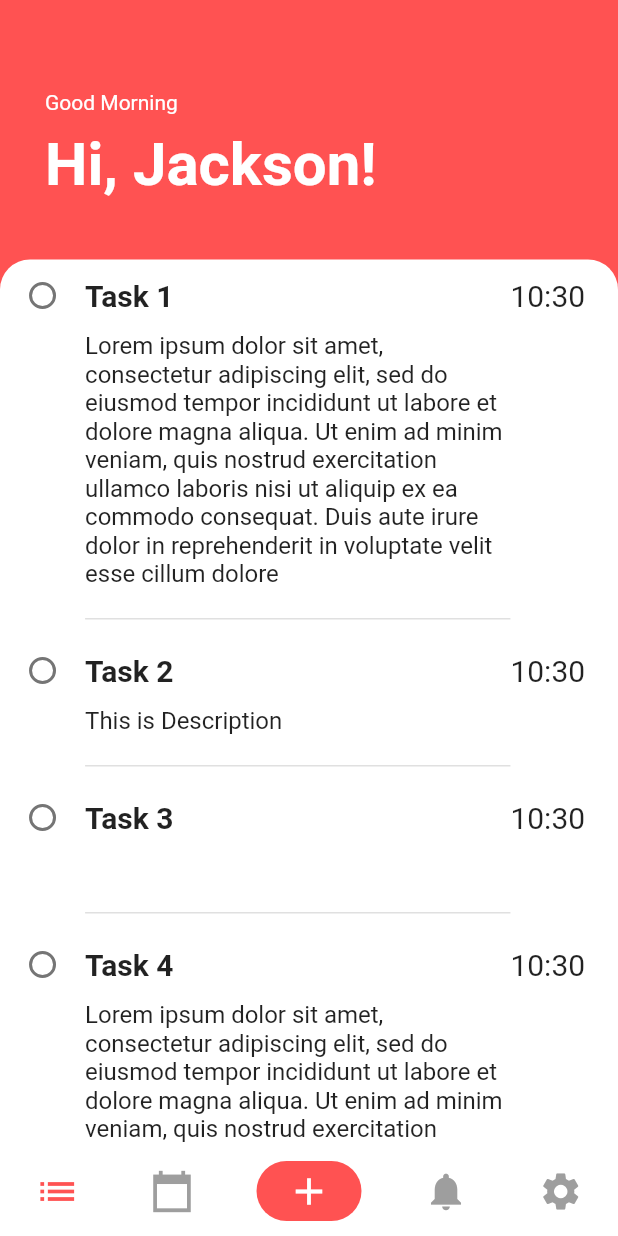
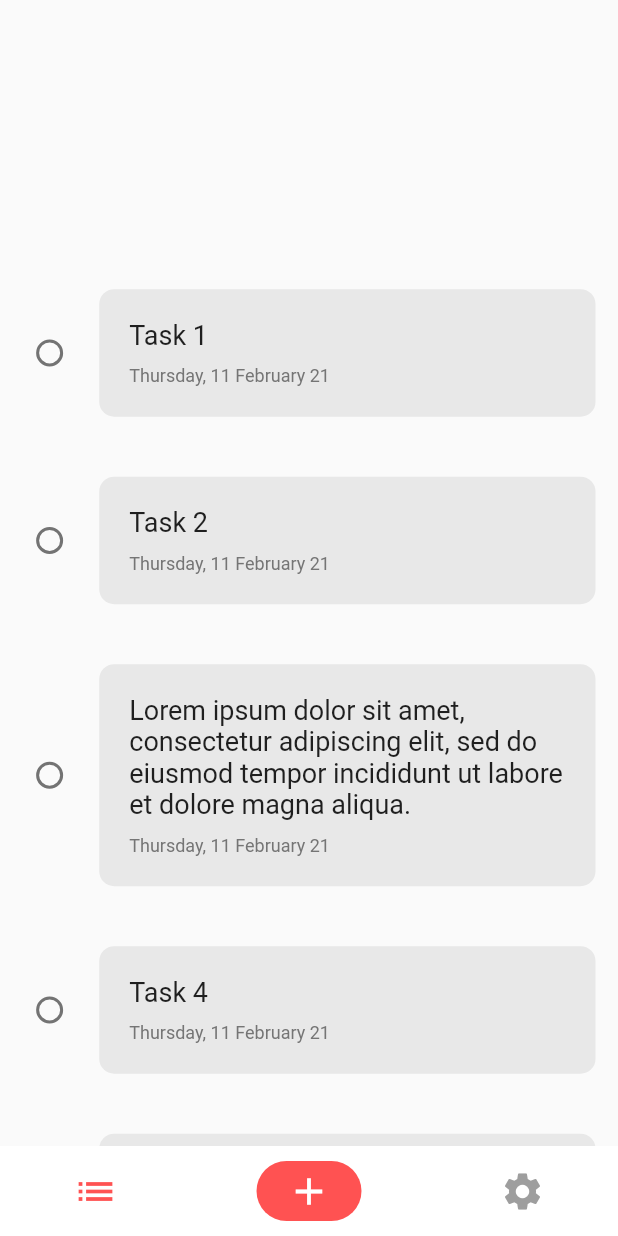
Before and after one commit to jacksonsuciadyy/todoeyid, a Flutter app: the screen it shows after launch, on a phone screen of 412 x 824 dp. Run offline on Flutter 3.47's test engine with Material 2 defaults, Android fonts, the phone set to English and light mode, and no system bars; our stand-ins replace circular_check_box.

Commit message:
Change Base UI Template

```diff
--- a/lib/models/tasks.dart
+++ b/lib/models/tasks.dart
@@ -4,15 +4,13 @@ import 'package:uuid/uuid.dart';
 class Task {
   String taskID;
   String name;
-  String description;
-  DateTime dueDate;
+  DateTime taskDate;
   bool isDone;
 
   Task({
     @required this.taskID,
     this.name,
-    this.description = '',
-    this.dueDate,
+    this.taskDate,
     this.isDone = false,
   });
 }
@@ -22,37 +20,33 @@ class Tasks extends ChangeNotifier {
     Task(
       taskID: Uuid().v4(),
       name: 'Task 1',
-      description:
-          "Lorem ipsum dolor sit amet, consectetur adipiscing elit, sed do eiusmod tempor incididunt ut labore et dolore magna aliqua. Ut enim ad minim veniam, quis nostrud exercitation ullamco laboris nisi ut aliquip ex ea commodo consequat. Duis aute irure dolor in reprehenderit in voluptate velit esse cillum dolore",
-      dueDate: DateTime.now(),
+      taskDate: DateTime.now(),
     ),
     Task(
       taskID: Uuid().v4(),
       name: 'Task 2',
-      description: "This is Description",
-      dueDate: DateTime.now(),
+      taskDate: DateTime.now(),
     ),
     Task(
       taskID: Uuid().v4(),
-      name: 'Task 3',
-      dueDate: DateTime.now(),
+      name:
+          'Lorem ipsum dolor sit amet, consectetur adipiscing elit, sed do eiusmod tempor incididunt ut labore et dolore magna aliqua.',
+      taskDate: DateTime.now(),
     ),
     Task(
       taskID: Uuid().v4(),
       name: 'Task 4',
-      description:
-          "Lorem ipsum dolor sit amet, consectetur adipiscing elit, sed do eiusmod tempor incididunt ut labore et dolore magna aliqua. Ut enim ad minim veniam, quis nostrud exercitation ullamco laboris nisi ut aliquip ex ea commodo consequat. Duis aute irure dolor in reprehenderit in voluptate velit esse cillum dolore",
-      dueDate: DateTime.now(),
+      taskDate: DateTime.now(),
     ),
     Task(
       taskID: Uuid().v4(),
       name: 'Task 5',
-      description: "This is Description",
-      dueDate: DateTime.now(),
+      taskDate: DateTime.now(),
     ),
   ];
 
   List<Task> get tasks {
+    _tasks.sort((a, b) => b.taskDate.compareTo(a.taskDate));
     return [..._tasks];
   }
 
--- a/lib/screens/addTaskScreen.dart
+++ b/lib/screens/addTaskScreen.dart
@@ -74,24 +74,24 @@ class _AddTaskScreenState extends State<AddTaskScreen> {
                 SizedBox(
                   height: 20,
                 ),
-                TextField(
-                  controller: descriptionController,
-                  maxLines: null,
-                  decoration: InputDecoration(
-                    hintText: 'Description',
-                    hintStyle: TextStyle(letterSpacing: 2.0),
-                    labelStyle: TextStyle(),
-                    prefixIcon: Icon(Icons.description),
-                    border: OutlineInputBorder(
-                      borderSide: BorderSide(
-                          color: Theme.of(context).primaryColor, width: 1.0),
-                      borderRadius: BorderRadius.circular(10),
-                    ),
-                  ),
-                ),
-                SizedBox(
-                  height: 20,
-                ),
+                // TextField(
+                //   controller: descriptionController,
+                //   maxLines: null,
+                //   decoration: InputDecoration(
+                //     hintText: 'Description',
+                //     hintStyle: TextStyle(letterSpacing: 2.0),
+                //     labelStyle: TextStyle(),
+                //     prefixIcon: Icon(Icons.description),
+                //     border: OutlineInputBorder(
+                //       borderSide: BorderSide(
+                //           color: Theme.of(context).primaryColor, width: 1.0),
+                //       borderRadius: BorderRadius.circular(10),
+                //     ),
+                //   ),
+                // ),
+                // SizedBox(
+                //   height: 20,
+                // ),
                 TextField(
                   controller: dateFieldController,
                   onTap: _selectDate,
@@ -144,8 +144,7 @@ class _AddTaskScreenState extends State<AddTaskScreen> {
                       Task(
                         taskID: Uuid().v4(),
                         name: nameController.text,
-                        description: descriptionController.text,
-                        dueDate: DateFormat("dd MMM yyyy hh:mm").parse(
+                        taskDate: DateFormat("dd MMM yyyy hh:mm").parse(
                             dateFieldController.text +
                                 " " +
                                 timeFieldController.text),
--- a/lib/screens/navigationScreen.dart
+++ b/lib/screens/navigationScreen.dart
@@ -15,9 +15,7 @@ class NavigationScreen extends StatefulWidget {
 class _NavigationScreenState extends State<NavigationScreen> {
   final List<Widget> _listWidgets = [
     TasksScreen(),
-    CalendarScreen(),
     Text('dummy widget'),
-    NotificationScreen(),
     SettingsScreen(),
   ];
 
@@ -59,10 +57,6 @@ class _NavigationScreenState extends State<NavigationScreen> {
             label: 'Tasks',
           ),
           CustomBottomNavigationItem(
-            icon: Icons.calendar_today_sharp,
-            label: 'Tasks',
-          ),
-          CustomBottomNavigationItem(
             icon: Icons.add,
             label: 'Tasks',
             isCenter: true,
@@ -81,16 +75,12 @@ class _NavigationScreenState extends State<NavigationScreen> {
             },
           ),
           CustomBottomNavigationItem(
-            icon: Icons.notifications,
-            label: 'Tasks',
-          ),
-          CustomBottomNavigationItem(
             icon: Icons.settings,
             label: 'Settings',
           ),
         ],
         onChange: (newIndex) {
-          if (newIndex != 2) {
+          if (newIndex != 1) {
             setState(() {
               _selectedIndex = newIndex;
             });
--- a/lib/screens/tasksScreen.dart
+++ b/lib/screens/tasksScreen.dart
@@ -7,58 +7,20 @@ class TasksScreen extends StatelessWidget {
   @override
   Widget build(BuildContext context) {
     return Scaffold(
-      backgroundColor: Theme.of(context).primaryColor,
       body: Column(
         crossAxisAlignment: CrossAxisAlignment.start,
         children: [
-          Container(
-            padding: EdgeInsets.only(
-              top: 60.0,
-              left: 30.0,
-              right: 30.0,
-            ),
+          Expanded(
+            flex: 1,
             child: Column(
-              crossAxisAlignment: CrossAxisAlignment.start,
-              mainAxisAlignment: MainAxisAlignment.center,
-              children: [
-                Text(
-                  'Good Morning',
-                  style: TextStyle(
-                    color: Colors.white,
-                  ),
-                ),
-                SizedBox(
-                  height: 10,
-                ),
-                Text(
-                  'Hi, $profileName!',
-                  style: TextStyle(
-                    color: Colors.white,
-                    fontSize: 40.0,
-                    fontWeight: FontWeight.w700,
-                  ),
-                ),
-                // Text(
-                //   '${Provider.of<TaskData>(context).taskCount} Tasks',
-                //   style: TextStyle(
-                //     color: Colors.white,
-                //     fontSize: 18.0,
-                //   ),
-                // ),
-              ],
+              children: [],
             ),
           ),
           Expanded(
+            flex: 4,
             child: Container(
               margin: EdgeInsets.only(top: 40.0),
               padding: EdgeInsets.only(right: 15.0),
-              decoration: BoxDecoration(
-                borderRadius: BorderRadius.only(
-                  topLeft: Radius.circular(20.0),
-                  topRight: Radius.circular(20.0),
-                ),
-                color: Colors.white,
-              ),
               child: TasksList(),
             ),
           ),
--- a/lib/widgets/taskTile.dart
+++ b/lib/widgets/taskTile.dart
@@ -4,17 +4,12 @@ import 'package:intl/intl.dart';
 
 class TaskTile extends StatelessWidget {
   final String name;
-  final String description;
-  final DateTime dueDate;
+  final DateTime taskDate;
   final bool isDone;
   final Function checkboxCallback;
 
   const TaskTile(
-      {this.isDone,
-      this.name,
-      this.description,
-      this.dueDate,
-      this.checkboxCallback});
+      {this.isDone, this.name, this.taskDate, this.checkboxCallback});
 
   @override
   Widget build(BuildContext context) {
@@ -43,60 +38,41 @@ class TaskTile extends StatelessWidget {
               ),
               Expanded(
                 flex: 5,
-                child: Text(name,
-                    style: TextStyle(
-                      fontSize: 20,
-                      decoration: isDone ? TextDecoration.lineThrough : null,
-                      fontWeight: FontWeight.bold,
-                    )),
-              ),
-              Expanded(
-                flex: 1,
-                child: Text(
-                  DateFormat('Hm', 'en_US').format(dueDate),
-                  style: TextStyle(
-                    fontSize: 20,
+                child: Container(
+                  decoration: BoxDecoration(
+                      color: Colors.grey.withOpacity(0.2),
+                      borderRadius: BorderRadius.circular(10)),
+                  padding: EdgeInsets.symmetric(horizontal: 20, vertical: 20),
+                  child: Column(
+                    crossAxisAlignment: CrossAxisAlignment.start,
+                    children: [
+                      Text(
+                        name,
+                        style: TextStyle(
+                          fontSize: 18,
+                          decoration:
+                              isDone ? TextDecoration.lineThrough : null,
+                        ),
+                      ),
+                      SizedBox(
+                        height: 10,
+                      ),
+                      Text(
+                        DateFormat('EEEE, dd MMMM yy', 'en_US')
+                            .format(taskDate),
+                        style: TextStyle(
+                          color: Colors.grey[600],
+                          fontSize: 12,
+                        ),
+                      ),
+                    ],
                   ),
                 ),
               ),
             ],
           ),
-          Row(
-            mainAxisAlignment: MainAxisAlignment.start,
-            children: [
-              Expanded(
-                flex: 1,
-                child: Text(''),
-              ),
-              Expanded(
-                flex: 5,
-                child: Container(
-                  padding: EdgeInsets.only(bottom: 20.0),
-                  decoration: BoxDecoration(
-                    border: Border(
-                      bottom: BorderSide(
-                        width: 1,
-                        color: Colors.grey[300],
-                      ),
-                    ),
-                  ),
-                  child: Text(
-                    description,
-                    // textAlign: TextAlign.justify,
-                    style: TextStyle(
-                        fontSize: 16,
-                        decoration: isDone ? TextDecoration.lineThrough : null),
-                  ),
-                ),
-              ),
-              Expanded(
-                flex: 1,
-                child: Text(''),
-              ),
-            ],
-          ),
           SizedBox(
-            height: 10,
+            height: 40,
           ),
         ],
       ),
--- a/lib/widgets/tasksList.dart
+++ b/lib/widgets/tasksList.dart
@@ -21,8 +21,7 @@ class TasksList extends StatelessWidget {
               final task = tasksData.tasks[i];
               return TaskTile(
                 name: task.name,
-                description: task.description,
-                dueDate: task.dueDate,
+                taskDate: task.taskDate,
                 isDone: task.isDone,
                 checkboxCallback: (bool checkboxState) {
                   tasksData.updateTask(task.taskID);
```
